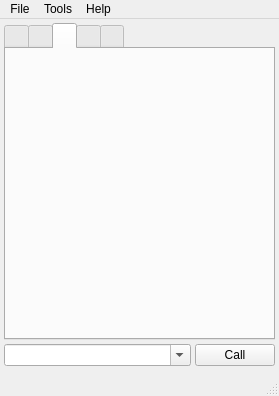
Old version of the form wengophone/src/presentation/qt/WengoPhoneWindow.ui in the repository tkrotoff/WengoPhone.
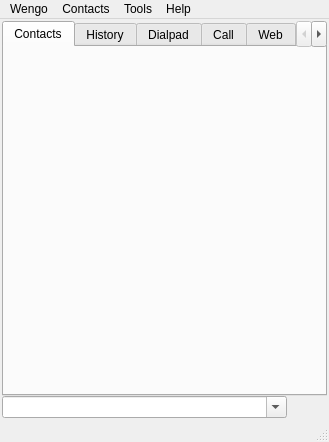
New version of the form. The open tabs and pages were chosen to show the change. Icons and pictures are not drawn.

Commit message: SMS integration + rework on AboutWindow.ui and WengoPhoneWindow.ui

```diff
--- a/wengophone/src/presentation/qt/WengoPhoneWindow.ui
+++ b/wengophone/src/presentation/qt/WengoPhoneWindow.ui
@@ -8,17 +8,17 @@
    <rect>
     <x>0</x>
     <y>0</y>
-    <width>279</width>
-    <height>396</height>
+    <width>329</width>
+    <height>442</height>
    </rect>
   </property>
   <widget class="QWidget" name="centralwidget" >
    <layout class="QGridLayout" >
     <property name="margin" >
-     <number>4</number>
+     <number>2</number>
     </property>
     <property name="spacing" >
-     <number>4</number>
+     <number>0</number>
     </property>
     <item row="1" column="0" >
      <widget class="QComboBox" name="phoneComboBox" >
@@ -37,12 +37,12 @@
     </item>
     <item row="1" column="1" >
      <widget class="QPushButton" name="callButton" >
-      <property name="text" >
-       <string>Call</string>
-      </property>
       <property name="icon" >
        <iconset resource="wengophone.qrc" >:/pics/call_button_small.png</iconset>
       </property>
+      <property name="flat" >
+       <bool>true</bool>
+      </property>
      </widget>
     </item>
     <item row="2" column="0" colspan="2" >
@@ -63,44 +63,34 @@
     </item>
     <item row="0" column="0" colspan="2" >
      <widget class="QTabWidget" name="tabWidget" >
-      <widget class="QWidget" name="tabHome" >
-       <attribute name="title" >
-        <string/>
-       </attribute>
-       <attribute name="icon" >
-        <iconset resource="wengophone.qrc" >:/pics/home.png</iconset>
-       </attribute>
-      </widget>
-      <widget class="QWidget" name="tabLogger" >
-       <attribute name="title" >
-        <string/>
-       </attribute>
-       <attribute name="icon" >
-        <iconset resource="wengophone.qrc" >:/pics/config_expert.png</iconset>
-       </attribute>
-      </widget>
       <widget class="QWidget" name="tabContactList" >
        <attribute name="title" >
-        <string/>
-       </attribute>
-       <attribute name="icon" >
-        <iconset resource="wengophone.qrc" >:/pics/contact_list.png</iconset>
-       </attribute>
-      </widget>
-      <widget class="QWidget" name="tabDialpad" >
-       <attribute name="title" >
-        <string/>
-       </attribute>
-       <attribute name="icon" >
-        <iconset resource="wengophone.qrc" >:/pics/dialpad.png</iconset>
+        <string>Contacts</string>
        </attribute>
       </widget>
       <widget class="QWidget" name="tabCallHistory" >
        <attribute name="title" >
-        <string/>
+        <string>History</string>
        </attribute>
-       <attribute name="icon" >
-        <iconset resource="wengophone.qrc" >:/pics/call_history.png</iconset>
+      </widget>
+      <widget class="QWidget" name="tabDialpad" >
+       <attribute name="title" >
+        <string>Dialpad</string>
+       </attribute>
+      </widget>
+      <widget class="QWidget" name="tabPhoneCall" >
+       <attribute name="title" >
+        <string>Call</string>
+       </attribute>
+      </widget>
+      <widget class="QWidget" name="tabHome" >
+       <attribute name="title" >
+        <string>Web</string>
+       </attribute>
+      </widget>
+      <widget class="QWidget" name="tabLogger" >
+       <attribute name="title" >
+        <string>Logger</string>
        </attribute>
       </widget>
      </widget>
@@ -112,27 +102,25 @@
     <rect>
      <x>0</x>
      <y>0</y>
-     <width>279</width>
+     <width>329</width>
      <height>19</height>
     </rect>
    </property>
-   <widget class="QMenu" name="menuHelp" >
-    <property name="title" >
-     <string>Help</string>
-    </property>
-    <addaction name="actionShowForum" />
-    <addaction name="actionShowHelp" />
-    <addaction name="actionShowAbout" />
-   </widget>
    <widget class="QMenu" name="menuFile" >
     <property name="title" >
-     <string>File</string>
+     <string>Wengo</string>
     </property>
     <addaction name="actionShowWengoAccount" />
     <addaction name="actionOpenWengoAccount" />
     <addaction name="separator" />
     <addaction name="actionExit" />
    </widget>
+   <widget class="QMenu" name="menuContacts" >
+    <property name="title" >
+     <string>Contacts</string>
+    </property>
+    <addaction name="actionAddContact" />
+   </widget>
    <widget class="QMenu" name="menuTools" >
     <property name="title" >
      <string>Tools</string>
@@ -140,7 +128,16 @@
     <addaction name="actionAddContact" />
     <addaction name="actionConfiguration" />
    </widget>
+   <widget class="QMenu" name="menuHelp" >
+    <property name="title" >
+     <string>Help</string>
+    </property>
+    <addaction name="actionShowForum" />
+    <addaction name="actionShowHelp" />
+    <addaction name="actionShowAbout" />
+   </widget>
    <addaction name="menuFile" />
+   <addaction name="menuContacts" />
    <addaction name="menuTools" />
    <addaction name="menuHelp" />
   </widget>
@@ -148,8 +145,8 @@
    <property name="geometry" >
     <rect>
      <x>0</x>
-     <y>377</y>
-     <width>279</width>
+     <y>423</y>
+     <width>329</width>
      <height>19</height>
     </rect>
    </property>
```
Left out of the diff: 11 changed lines with no effect on the pictures. The commit also changes 41 other files.
